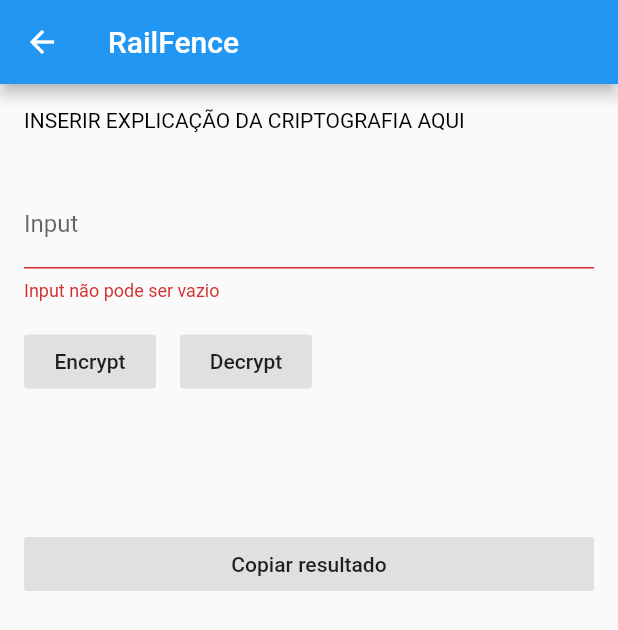
After one commit to arielzao150/the_code_app, a Flutter app: the RailFence screen opened directly, after a tap on "Encrypt", after a tap on "Decrypt", on a phone screen of 412 x 824 dp. The commit adds this screen. Shown: the top 630 px of the screen. Run offline on Flutter 3.47's test engine with Material 2 defaults, Android fonts, the phone set to English and light mode, and no system bars.

Commit message:
Finalização da lógicaa do RailFence

```diff
--- /dev/null
+++ b/lib/UI/criptografias/RailFence.dart
@@ -0,0 +1,185 @@
+import 'package:flutter/material.dart';
+import 'package:flutter/services.dart';
+import '../basic_crypto.dart';
+
+class RailFence extends Criptografia {
+  final String explicacao = """INSERIR EXPLICAÇÃO DA CRIPTOGRAFIA AQUI""";
+  final String nome = "RailFence";
+  final Nivel nivel = Nivel.MEDIO;
+
+  @override
+  State<StatefulWidget> createState() => _RailFenceState(explicacao, nome);
+
+  @override
+  String decrypt(String cyphertext, {String key}) {
+    List caracteres = new List(cyphertext.length);
+    int linha = 0;
+    int count = 0;
+    String plaintext = "";
+    for (int i = 0; i < cyphertext.length; i++) {
+      if (linha == 0) {
+        if (count * 4 >= cyphertext.length) {
+          linha++;
+          count = 0;
+        } else {
+          caracteres[count * 4] = cyphertext[i];
+          count++;
+        }
+      }
+      if (linha == 1) {
+        if (count * 2 >= cyphertext.length) {
+          linha++;
+          count = 0;
+        } else {
+          caracteres[(count * 2) + linha] = cyphertext[i];
+          count++;
+        }
+      }
+      if (linha == 2) {
+        if ((count * 4) + 2 >= cyphertext.length) {
+          break;
+        } else {
+          caracteres[(count * 4) + 2] = cyphertext[i];
+          count++;
+        }
+      }
+    }
+    for (int i = 0; i < caracteres.length; i++) {
+      plaintext += caracteres[i];
+    }
+    return plaintext;
+  }
+
+  @override
+  String encrypt(String plaintext, {String key}) {
+    List caracteres = new List();
+    String cyphertext = "";
+    for (int i = 0; i < plaintext.length; i++) {
+      caracteres.add(plaintext[i]);
+    }
+    for (int i = 0; i < 3; i++) {
+      for (int j = i; j < caracteres.length; j += i % 2 != 1 ? 4 : 2) {
+        cyphertext += caracteres[j];
+      }
+    }
+    return cyphertext;
+  }
+}
+
+class _RailFenceState extends State<RailFence> {
+  final TextEditingController _input = new TextEditingController();
+  String _output = "Resultado";
+  final String explicacao;
+  final String nome;
+  final RailFence CRIPTO = new RailFence();
+
+  _RailFenceState(this.explicacao, this.nome);
+
+  @override
+  Widget build(BuildContext context) {
+    return new Scaffold(
+      appBar: new AppBar(
+        title: new Text(nome),
+      ),
+      body: new ListView(
+        children: <Widget>[
+          // Explicação
+          new Container(
+            child: new RichText(
+              text: new TextSpan(
+                text: explicacao,
+                style: new TextStyle(color: Colors.black),
+              ),
+              textDirection: TextDirection.ltr,
+              overflow: TextOverflow.clip,
+            ),
+            margin: new EdgeInsets.all(16.0),
+          ),
+
+          // Input
+          new Container(
+            margin: new EdgeInsets.all(16.0),
+            child: new TextFormField(
+              autocorrect: false,
+              controller: _input,
+              maxLines: 1,
+              decoration: new InputDecoration(
+                labelText: "Input",
+              ),
+              validator: (input) {
+                if (input.isEmpty) return "Input não pode ser vazio";
+              },
+              autovalidate: true,
+            ),
+          ),
+
+          // Botões
+          new Row(
+            children: <Widget>[
+              new Container(
+                margin: EdgeInsets.only(left: 16.0),
+                child: new FlatButton(
+                  color: Colors.grey.shade300,
+                  onPressed: () {
+                    setState(() {
+                      _output = CRIPTO.encrypt(_input.text);
+                    });
+                  },
+                  child: new Center(child: new Text("Encrypt")),
+                ),
+              ),
+              new Container(
+                margin: EdgeInsets.only(left: 16.0),
+                child: new FlatButton(
+                  color: Colors.grey.shade300,
+                  onPressed: () {
+                    setState(() {
+                      _output = CRIPTO.decrypt(_input.text);
+                    });
+                  },
+                  child: new Center(child: new Text("Decrypt")),
+                ),
+              ),
+            ],
+          ),
+
+          // Output
+          new Container(
+            margin: new EdgeInsets.only(
+                left: 16.0, right: 16.0, top: 16.0, bottom: 32.0),
+            child: new Text(
+              _output,
+              style: new TextStyle(
+                fontSize: 20.0,
+              ),
+            ),
+          ),
+          new Container(
+            margin: new EdgeInsets.only(
+                left: 16.0, right: 16.0, top: 16.0, bottom: 32.0),
+            child: new BotaoCopiar(_output),
+          ),
+        ],
+      ),
+    );
+  }
+}
+
+class BotaoCopiar extends StatelessWidget {
+  final String texto;
+
+  BotaoCopiar(this.texto);
+
+  @override
+  Widget build(BuildContext context) {
+    return new FlatButton(
+      child: new Text("Copiar resultado"),
+      onPressed: () {
+        Clipboard.setData(new ClipboardData(text: texto));
+        Scaffold.of(context)
+            .showSnackBar(new SnackBar(content: new Text("Resultado copiado")));
+      },
+      color: Colors.grey.shade300,
+    );
+  }
+}
--- a/lib/UI/home.dart
+++ b/lib/UI/home.dart
@@ -4,6 +4,7 @@ import './basic_crypto.dart';
 // Criptografias
 import './criptografias/base64.dart';
 import './criptografias/caesar.dart';
+import './criptografias/RailFence.dart';
 import './criptografias/transposition.dart';
 import './criptografias/semChaveBase.dart';
 
@@ -21,6 +22,7 @@ class _HomeState extends State<Home> {
     types.add(new Base64());
     types.add(new Transposition());
     types.add(new CaesarShift());
+    types.add(new RailFence());
     types.add(new NOME_DA_CRIPTOGRAFIA());
 
     types.sort((Criptografia a, Criptografia b) {
```
Also changed, not shown: pubspec.lock.
